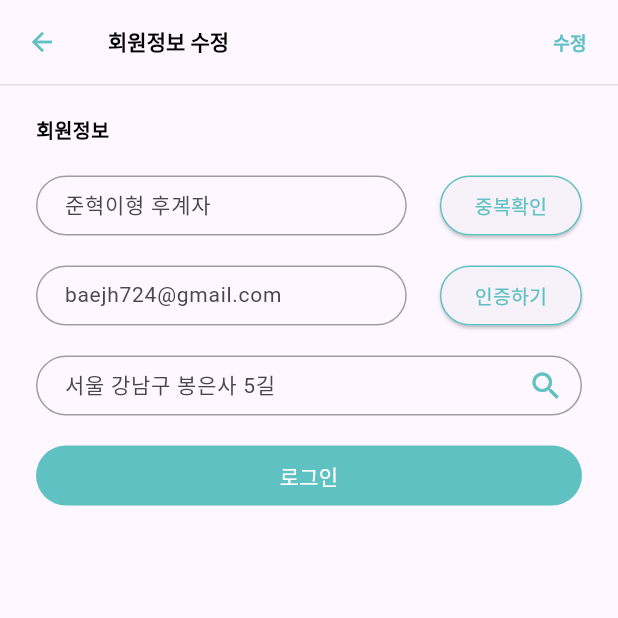
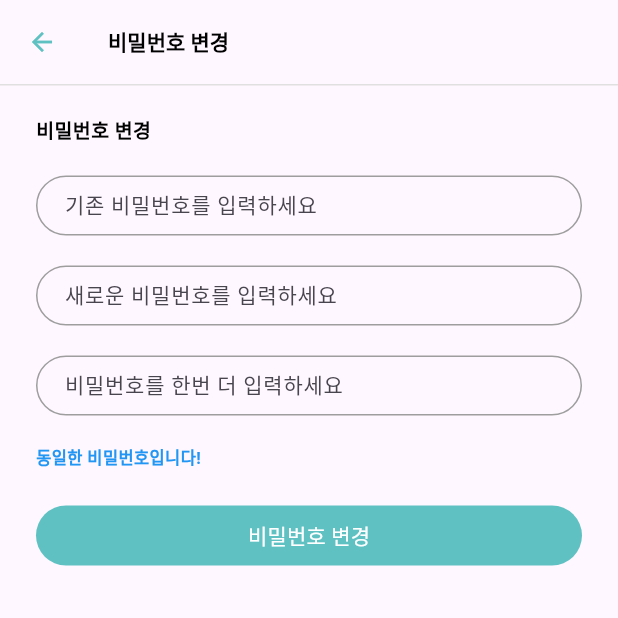
Before and after one commit to team-HHHH/Front, a Flutter app: the screen it shows after launch, on a phone screen of 412 x 824 dp, the top half of it. Run offline on Flutter 3.47's test engine with Material 3 defaults, Android fonts, the phone set to English and light mode, and no system bars; our stand-ins replace webview_flutter.

Commit message:
회원정보 수정3 페이지 완성

```diff
--- a/lib/Components/UtilityJH.dart
+++ b/lib/Components/UtilityJH.dart
@@ -169,6 +169,41 @@ Widget grayTextButton(String name, String url) {
   );
 }
 
+Widget grayInputLong(TextEditingController controller, String hintText,
+    BuildContext context, bool passwd) {
+  return Container(
+      //width: double.infinity,
+      width: MediaQuery.of(context).size.width * 0.9,
+      height: 40,
+      child: TextFormField(
+          obscureText: passwd,
+          controller: controller,
+          style: const TextStyle(
+            color: Colors.black,
+            fontSize: 14,
+          ),
+          decoration: InputDecoration(
+              hintText: hintText,
+              contentPadding: const EdgeInsets.fromLTRB(15, 0, 0, 5),
+              border: OutlineInputBorder(
+                borderRadius: BorderRadius.circular(25),
+                borderSide:
+                    const BorderSide(color: Colors.grey), // 비활성화 상태의 테두리 색상
+              ),
+              enabledBorder: OutlineInputBorder(
+                  borderRadius: BorderRadius.circular(25),
+                  borderSide:
+                      const BorderSide(color: Colors.grey) // 활성화 상태의 테두리 색상
+                  ),
+              focusedBorder: OutlineInputBorder(
+                borderRadius: BorderRadius.circular(25),
+                borderSide: BorderSide(
+                  color: Theme.of(context).primaryColor,
+                  width: 2.0,
+                ), // 포커스 상태에서 테두리 색상
+              ))));
+}
+
 Widget grayInputLongWithSearch(
     TextEditingController controller, String hintText, BuildContext context) {
   return Container(
--- /dev/null
+++ b/lib/Screens/passwordEdit_screen.dart
@@ -0,0 +1,175 @@
+import 'dart:convert';
+import 'package:scheduler/Components/ButtonContainer.dart';
+
+import '../ConfigJH.dart';
+import '../Components/UtilityJH.dart';
+import 'package:flutter/material.dart';
+import 'package:http/http.dart' as http;
+
+class PasswordEditScreen extends StatefulWidget {
+  const PasswordEditScreen({super.key});
+
+  @override
+  State<PasswordEditScreen> createState() => _PasswordEditScreenState();
+}
+
+class _PasswordEditScreenState extends State<PasswordEditScreen> {
+  final _formKey = GlobalKey<FormState>(); // Form 위젯을 위해 사용.
+  final TextEditingController _originpw = TextEditingController();
+  final TextEditingController _newpw1 = TextEditingController();
+  final TextEditingController _newpw2 = TextEditingController();
+
+  // 상태를 저장할 변수
+  bool _passwordsMatch = true;
+
+  @override
+  void initState() {
+    super.initState();
+
+    // 텍스트 필드의 값이 변경될 때마다 상태를 업데이트합니다.
+    _newpw1.addListener(_checkPasswordsMatch);
+    _newpw2.addListener(_checkPasswordsMatch);
+  }
+
+  void _checkPasswordsMatch() {
+    setState(() {
+      debugPrint("변경되는중..");
+      _passwordsMatch = _newpw1.text == _newpw2.text;
+    });
+  }
+
+  @override
+  void dispose() {
+    _newpw1.dispose();
+    _newpw2.dispose();
+    super.dispose();
+  }
+
+  // 로그인 버튼 누를 시 수행.
+  void handleLogin() async {
+    if (_newpw1.text == "" ||
+        _newpw2.text == "" ||
+        _newpw1.text != _newpw2.text) {
+      return;
+    }
+
+    final url = Uri.parse("");
+    final response = await http.post(
+      url,
+      headers: {
+        'Content-Type': 'application/json',
+      },
+      body: jsonEncode(
+        <String, String>{
+          "nickname": _newpw1.text,
+          "address": _newpw2.text,
+        },
+      ),
+    );
+
+    if (response.statusCode == 200) {
+      final Map<String, dynamic> responseData = jsonDecode(response.body);
+
+      // result 객체 추출
+      final Map<String, dynamic> result = responseData['result'];
+      final int resultCode = result['resultCode'];
+      final String resultMessage = result['resultMessage'];
+
+      // body 객체 추출
+      final Map<String, dynamic> body = responseData['body'];
+      final String isFirstLogin = body['isFirstLogin'];
+
+      final headers = response.headers;
+      final accessToken = headers["Authorization"];
+      final refreshToken = headers["refresh"];
+    }
+  }
+
+  @override
+  Widget build(BuildContext context) {
+    return Scaffold(
+      appBar: topBarDefault("비밀번호 변경", "", "준혁이형 뭐하노 url"),
+      body: Padding(
+        padding: const EdgeInsets.symmetric(horizontal: 24, vertical: 0),
+        child: Column(
+          crossAxisAlignment: CrossAxisAlignment.start,
+          children: [
+            Container(
+              height: 20, //마진
+            ),
+            Container(
+              height: 40,
+              child: const Text(
+                "비밀번호 변경",
+                style: TextStyle(
+                  fontSize: 13,
+                  color: Colors.black,
+                  fontWeight: FontWeight.bold,
+                ),
+              ),
+            ),
+            grayInputLong(_originpw, "기존 비밀번호를 입력하세요", context, true),
+            Container(
+              height: 20, //마진
+            ),
+            grayInputLong(_newpw1, "새로운 비밀번호를 입력하세요", context, true),
+            Container(
+              height: 20, //마진
+            ),
+            grayInputLong(_newpw2, "비밀번호를 한번 더 입력하세요", context, true),
+            Container(
+              height: 20, //마진
+            ),
+            if (!_passwordsMatch)
+              Container(
+                height: 20,
+                child: const Text(
+                  "동일한 비밀번호를 입력해주세요!",
+                  style: TextStyle(
+                    fontWeight: FontWeight.bold,
+                    color: Colors.red,
+                    fontSize: 11,
+                  ),
+                ),
+              )
+            else
+              Container(
+                height: 20,
+                child: const Text(
+                  "동일한 비밀번호입니다!",
+                  style: TextStyle(
+                    fontWeight: FontWeight.bold,
+                    color: Colors.blue,
+                    fontSize: 11,
+                  ),
+                ),
+              ),
+            /*** 제출 ****/
+            Container(
+              height: 20, //마진
+            ),
+            SizedBox(
+              width: double.infinity,
+              height: 40,
+              child: TextButton(
+                onPressed: () {
+                  //_formKey.currentState!.save();
+                },
+                style: TextButton.styleFrom(
+                  splashFactory: NoSplash.splashFactory,
+                  backgroundColor: Theme.of(context).primaryColor,
+                ),
+                child: const Text(
+                  "비밀번호 변경",
+                  style: TextStyle(
+                    color: Colors.white,
+                  ),
+                ),
+              ),
+            ),
+          ],
+        ),
+      ),
+    );
+  }
+}
--- a/lib/main.dart
+++ b/lib/main.dart
@@ -1,6 +1,7 @@
 import 'package:flutter/material.dart';
 import 'package:scheduler/Screens/login_screen.dart';
 import 'package:scheduler/Screens/mypage_screen.dart';
+import 'package:scheduler/Screens/passwordEdit_screen.dart';
 import 'package:scheduler/Screens/profileEdit_screen.dart';
 import 'package:scheduler/Screens/profile_screen.dart';
 
@@ -22,7 +23,8 @@ class MyApp extends StatelessWidget {
       //home: const LoginScreen(),
       //home: const MypageScreen(),
       //home: const ProfileScreen(),
-      home: const ProfileEditScreen(),
+      //home: const ProfileEditScreen(),
+      home: const PasswordEditScreen(),
     );
   }
 }
```
Also changed, not shown: 5 other files.
